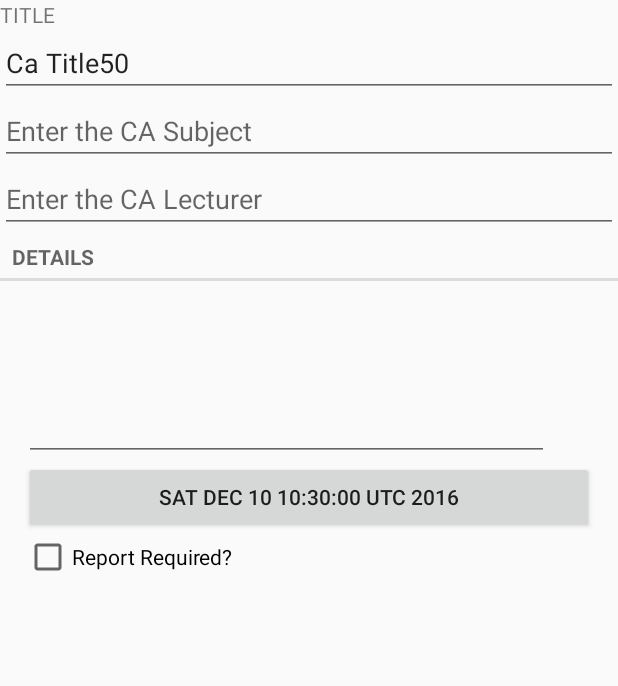
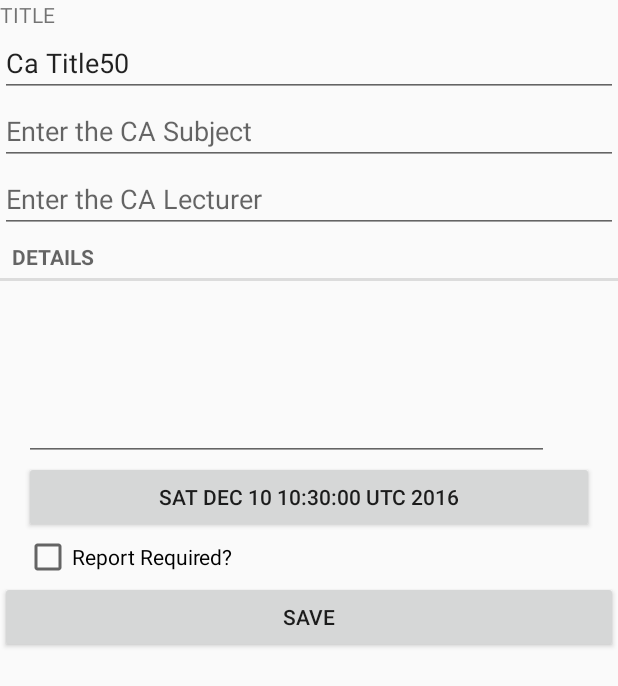
Before and after one commit to aaronoh/CA1OOPD, an Android app: the screen it shows after launch (CAListActivity), after a tap on an icon or button, on a phone screen of 412 x 824 dp. Shown: the top 686 px of the screen. Run offline under Robolectric (Android 15) with nearby library versions, the phone set to English and light mode, and no system bars.

Commit message:
Added add button, toast on update

```diff
--- a/app/src/main/java/com/example/aaron/lab7/CAFragment.java
+++ b/app/src/main/java/com/example/aaron/lab7/CAFragment.java
@@ -1,5 +1,6 @@
 package com.example.aaron.lab7;
 
+import android.content.Intent;
 import android.support.v4.app.Fragment;
 import android.os.Bundle;
 import android.text.Editable;
@@ -11,6 +12,8 @@ import android.widget.Button;
 import android.widget.CheckBox;
 import android.widget.CompoundButton;
 import android.widget.EditText;
+import android.widget.ImageButton;
+import android.widget.Toast;
 
 /**
  * Created by Aaron on 09/11/2016.
@@ -25,11 +28,22 @@ public class CAFragment extends Fragment {
     private EditText sDetailsField;
     private Button dueDateButton;
     private CheckBox reportCheckBox;
+    private Button saveButton;
+
+    public static CAFragment newInstance(int position) {
+
+        Bundle args = new Bundle();
+        args.putInt(EXTRA_CA_ID, position);
+
+        CAFragment fragment = new CAFragment();
+        fragment.setArguments(args);
+        return fragment;
+    }
 
     @Override
     public void onCreate(Bundle savedInstanceState) {
         super.onCreate(savedInstanceState);
-        int position = getArguments().getInt(EXTRA_CA_ID, -1);
+        int position = getArguments().getInt(EXTRA_CA_ID);
         if (position != -1) {
             newCa = CAModel.get(getActivity()).getCa(position);
         }
@@ -135,6 +149,36 @@ public class CAFragment extends Fragment {
 
         });
 
+
+        Button saveButton = (Button) v.findViewById(R.id.save_button);
+        saveButton.setOnClickListener(new View.OnClickListener() {
+            @Override
+            //return to previous fragment
+            public void onClick(View v) {
+                getActivity().getSupportFragmentManager().popBackStack();
+                Toast.makeText(getContext(),"Changes Saved",Toast.LENGTH_SHORT).show();
+
+            }
+        });
+
+
+//            ImageButton add = (ImageButton) v.findViewById(R.id.add_Button);
+//            saveButton.setOnClickListener(new View.OnClickListener() {
+//                @Override
+//                //return to previous fragment
+//                public void onClick(View v) {
+//                    getActivity().getSupportFragmentManager()
+//                            .beginTransaction()
+//                            .replace(R.id.fragmentContainer, CAFragment.newInstance(1))
+//                            .addToBackStack(null)
+//                            .commit();
+//
+//                }
+//            });
+
+
+
+
         //populates fields for editing
         if (newCa != null) {
             sTitleField.setText(newCa.getTitle());
--- a/app/src/main/java/com/example/aaron/lab7/CAListFragment.java
+++ b/app/src/main/java/com/example/aaron/lab7/CAListFragment.java
@@ -21,6 +21,7 @@ public class CAListFragment extends ListFragment {
     private static final String TAG = "CAListFragment";
     private ArrayList<Cas> mCas;
     private CaAdapter adapter;
+
     @Override
     public void onCreate(Bundle savedInstanceState) {
         super.onCreate(savedInstanceState);
@@ -71,16 +72,9 @@ public class CAListFragment extends ListFragment {
 
 
     public void onListItemClick(ListView l, View v, int position, long id) {
-//        Intent intent = new Intent(getActivity(), CAFragment.class);
-//        intent.putExtra(CAFragment.EXTRA_CA_ID, position);
-//        startActivity(intent);
-        Bundle bundle = new Bundle();
-        bundle.putInt(CAFragment.EXTRA_CA_ID, position);
-        CAFragment fragment = new CAFragment();
-        fragment.setArguments(bundle);
         getActivity().getSupportFragmentManager()
                 .beginTransaction()
-                .replace(R.id.fragmentContainer, fragment)
+                .replace(R.id.fragmentContainer, CAFragment.newInstance(position))
                 .addToBackStack(null)
                 .commit();
 
@@ -88,13 +82,14 @@ public class CAListFragment extends ListFragment {
         Cas c = (Cas) (getListAdapter()).getItem(position);
         Log.d(TAG, c.getTitle() + " was clicked");
     }
+
     @Override
-    public void onResume(){
+    public void onResume() {
         super.onResume();
         updateUI();
     }
 
-    public void updateUI(){
+    public void updateUI() {
         CAModel caModel = CAModel.get(getActivity());
         ArrayList<Cas> mCas = caModel.getCas();
 
--- a/app/src/main/res/layout/fragment_ca.xml
+++ b/app/src/main/res/layout/fragment_ca.xml
@@ -55,5 +55,11 @@
         android:text="Report Required?"
         />
 
+    <Button
+        android:text="Save"
+        android:layout_width="match_parent"
+        android:layout_height="wrap_content"
+        android:id="@+id/save_button" />
+
 
 </LinearLayout>
```
Also changed, not shown: app/src/main/res/layout/list_item_ca.xml (+29 -9 lines), app/src/main/res/drawable/add.png (added).
